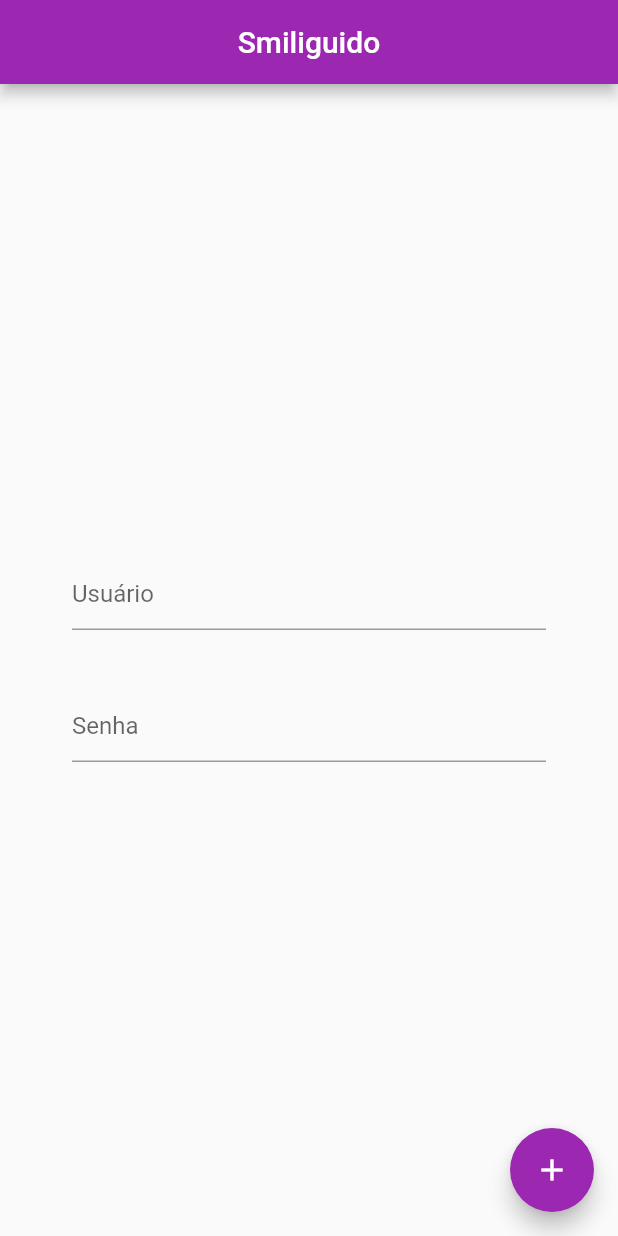
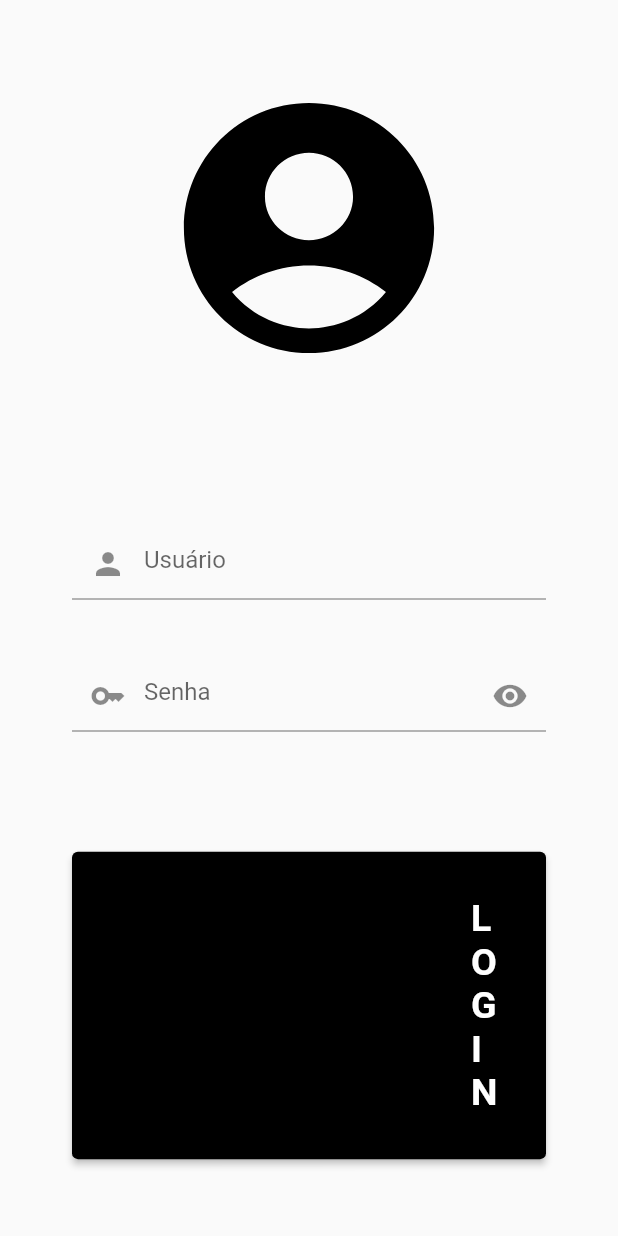
Before and after one commit to Queenlife822/Aula02, a Flutter app: the screen it shows after launch, on a phone screen of 412 x 824 dp. Run offline on Flutter 3.47's test engine with Material 2 defaults, Android fonts, the phone set to English and light mode, and no system bars.

Commit message:
tela de login

```diff
--- a/lib/main.dart
+++ b/lib/main.dart
@@ -15,7 +15,7 @@ class MyApp extends StatelessWidget {
       debugShowCheckedModeBanner: false,
       theme: ThemeData(
 
-        primarySwatch: Colors.purple,
+        primarySwatch: Colors.blueGrey,
       ),
       home: const MyHomePage(title: 'Smiliguido'),
     );
@@ -40,42 +40,57 @@ class _MyHomePageState extends State<MyHomePage> {
   Widget build(BuildContext context) {
 
     return Scaffold(
-      appBar: AppBar(
 
-        title: Text(widget.title),
-        centerTitle:true ,
-      ),
       body: Center(
         child:Padding(
           padding:const EdgeInsets.all(48.0) ,
           child: Column (
             mainAxisAlignment:MainAxisAlignment.center,
             children : <Widget>[
+              const Icon(Icons.account_circle,
+              size:200.50,
+              color:Colors.black,),
+              const SizedBox(
+                height:100 ,),
               TextFormField (
                 decoration :const InputDecoration(
+                  prefixIcon:Icon(Icons.person),
                   hintText: "Usuário",
                 ),
               ),
               const SizedBox(
                 height: 40,
               ),
-                TextFormField(
+                TextFormField(obscureText: true,
                   decoration:const InputDecoration(
-                    hintText:"Senha"
-                  )
+                    prefixIcon:Icon(Icons.key),
+                    suffixIcon:const Icon(Icons.visibility) ,
+                    hintText:"Senha",
+                  ),
+
+                ),const SizedBox(height: 80.0 ,
+                width:0.0 ,
                 ),
-              ],
-            ),
+
+                ElevatedButton(
+                   // ignore: prefer_const_constructors
+                   style: ButtonStyle(
+                   backgroundColor: const MaterialStatePropertyAll<Color>(Colors.black),
+                   ),
+                onPressed:(){}, child:Padding(
+                  padding: const EdgeInsets.symmetric(horizontal: 250,vertical:30 ),
+                  child: Text("Login".toUpperCase(),style:const TextStyle(fontSize:25,
+                  fontWeight:FontWeight.bold)
+                  ),
+                )
+                ),
+
+            ],
           ),
-         ),
+        ),
+        ),
 
 
-
-      floatingActionButton: FloatingActionButton(
-        onPressed:(){},
-        tooltip: 'Increment',
-        child: const Icon(Icons.add)
-      )
     );
   }
 }
```
